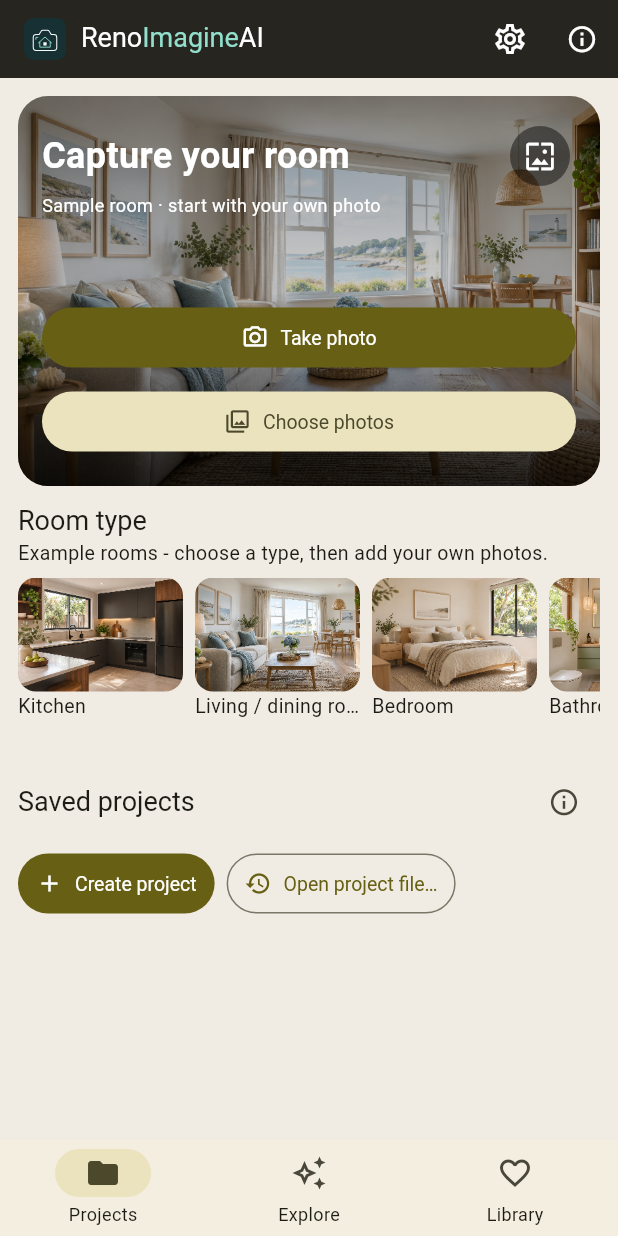
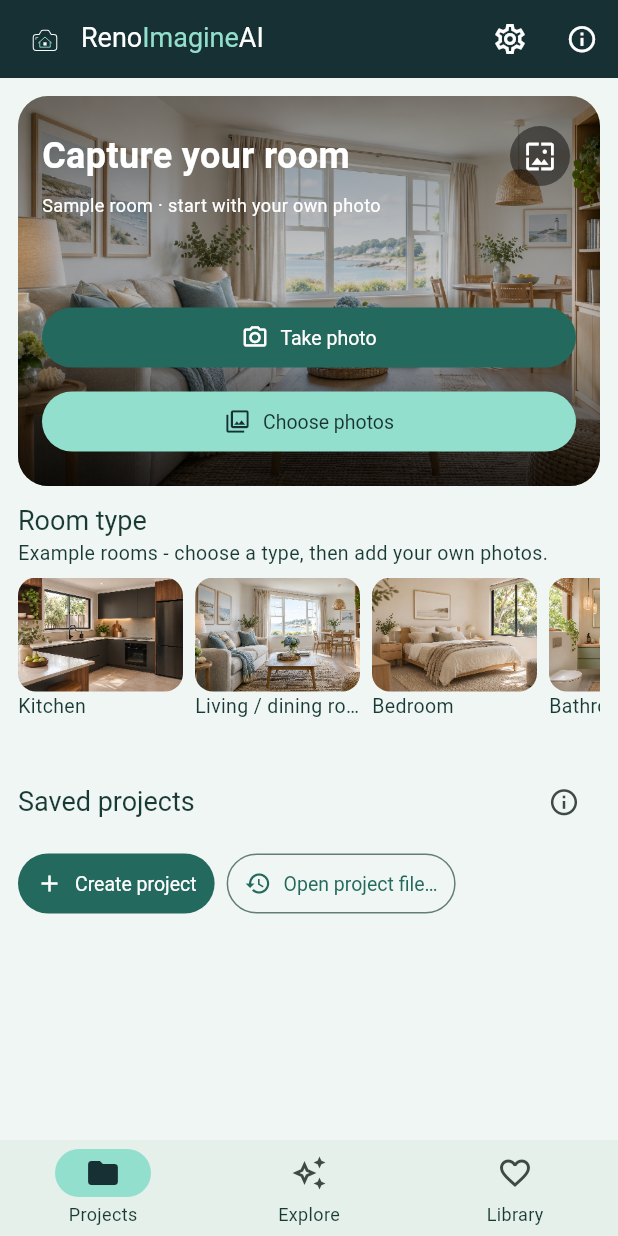
Before and after one commit to dbrazil57-gmail/renovation_ai, a Flutter app: the screen it shows after launch, on a phone screen of 412 x 824 dp. Run offline on Flutter 3.47's test engine with Material 3 defaults, Android fonts, the phone set to English and light mode, and no system bars; our stand-ins replace camera, cross_file, hive_ce, hive_ce_flutter, image_picker, material_ui and 2 more; missing offline and left inert: cryptography, dart:js_interop; accounts and stored records are empty.

Commit message:
Match default app theme to RenoImagineAI green branding

```diff
--- a/lib/app_appearance.dart
+++ b/lib/app_appearance.dart
@@ -1,6 +1,14 @@
 import 'package:material_ui/material_ui.dart';
 
 enum AppThemeChoice {
+  brandGreen(
+    'RenoImagineAI green',
+    0xFF24695D,
+    0xFF173034,
+    0xFFEFF6F3,
+    0xFFFBFEFC,
+    0xFF193A34,
+  ),
   warmOlive(
     'Warm olive',
     0xFF706B3E,
@@ -37,6 +45,20 @@ enum AppThemeChoice {
 
   final String label;
   final int accent, canvas, paper, panel, ink;
+
+  static AppThemeChoice fromSaved(Object? value) {
+    final saved = value is Map ? value : const {};
+    final selected = values
+        .where((choice) => choice.name == saved['theme'])
+        .firstOrNull;
+    // Adopt the approved brand in place of the legacy default. An explicit
+    // choice made in the new picker, including olive, remains the user's choice.
+    if (selected == warmOlive && saved['brandThemeVersion'] != 1) {
+      return brandGreen;
+    }
+    return selected ?? brandGreen;
+  }
+
   const AppThemeChoice(
     this.label,
     this.accent,
@@ -67,7 +89,7 @@ class AppAppearance extends ThemeExtension<AppAppearance> {
 
   static AppAppearance of(BuildContext context) =>
       Theme.of(context).extension<AppAppearance>() ??
-      AppThemeChoice.warmOlive.colours;
+      AppThemeChoice.brandGreen.colours;
 
   @override
   AppAppearance copyWith({
--- a/lib/app_appearance_widgets.dart
+++ b/lib/app_appearance_widgets.dart
@@ -46,7 +46,9 @@ class _AppAppearanceSettingsCardState extends State<AppAppearanceSettingsCard> {
         childrenPadding: const EdgeInsets.fromLTRB(12, 0, 12, 12),
         expandedCrossAxisAlignment: CrossAxisAlignment.start,
         children: [
-          const Text('Preview a theme. Room-design palettes stay separate.'),
+          const Text(
+            'RenoImagineAI green matches the logo. Choose another theme any time. Room-design palettes stay separate.',
+          ),
           const SizedBox(height: 6),
           Wrap(
             spacing: 6,
--- a/lib/main.dart
+++ b/lib/main.dart
@@ -256,15 +256,40 @@ class _RenovisionAppState extends State<RenovisionApp> {
 }
 
 ThemeData buildRenovisionTheme({
-  AppThemeChoice choice = AppThemeChoice.warmOlive,
+  AppThemeChoice choice = AppThemeChoice.brandGreen,
 }) {
   final colours = choice.colours;
+  final seeded = ColorScheme.fromSeed(
+    seedColor: colours.accent,
+    brightness: Brightness.light,
+  );
+  final scheme = choice == AppThemeChoice.brandGreen
+      ? seeded.copyWith(
+          primary: colours.accent,
+          onPrimary: Colors.white,
+          primaryContainer: const Color(0xFFC4EFE2),
+          onPrimaryContainer: brandDarkTeal,
+          secondary: const Color(0xFF2F6B5F),
+          onSecondary: Colors.white,
+          secondaryContainer: brandMint,
+          onSecondaryContainer: brandDarkTeal,
+          tertiary: const Color(0xFF3C6A59),
+          onTertiary: Colors.white,
+          tertiaryContainer: const Color(0xFFD0EADD),
+          onTertiaryContainer: const Color(0xFF10382A),
+          surface: colours.panel,
+          onSurface: colours.ink,
+          surfaceContainerLow: colours.paper,
+          surfaceContainer: const Color(0xFFE5F0EA),
+          surfaceContainerHigh: const Color(0xFFDCECE5),
+          surfaceContainerHighest: const Color(0xFFD3E5DC),
+          outline: const Color(0xFF647E75),
+          outlineVariant: const Color(0xFFBDCEC7),
+        )
+      : seeded;
   final base = ThemeData(
     useMaterial3: true,
-    colorScheme: ColorScheme.fromSeed(
-      seedColor: colours.accent,
-      brightness: Brightness.light,
-    ),
+    colorScheme: scheme,
     extensions: [colours],
     scaffoldBackgroundColor: colours.paper,
     snackBarTheme: const SnackBarThemeData(showCloseIcon: true),
--- a/lib/store.dart
+++ b/lib/store.dart
@@ -56,7 +56,10 @@ class RenovisionStore extends ChangeNotifier {
   }
 
   Future<void> setAppTheme(AppThemeChoice choice) async {
-    await records.put('settings:appearance', {'theme': choice.name});
+    await records.put('settings:appearance', {
+      'theme': choice.name,
+      'brandThemeVersion': 1,
+    });
     // Device appearance is not a project edit or a portable-file revision.
     appearance.value = choice;
   }
@@ -80,16 +83,7 @@ class RenovisionStore extends ChangeNotifier {
             }
           };
     final savedAppearance = records.get('settings:appearance');
-    appearance = ValueNotifier(
-      AppThemeChoice.values
-              .where(
-                (choice) =>
-                    choice.name ==
-                    (savedAppearance is Map ? savedAppearance['theme'] : null),
-              )
-              .firstOrNull ??
-          AppThemeChoice.warmOlive,
-    );
+    appearance = ValueNotifier(AppThemeChoice.fromSaved(savedAppearance));
     documents = ProjectDocuments(
       encode: (id) => backupFor(id).encode(),
       autosave: () => autosaveEnabled,
```
Also changed, not shown: 6 other files.
